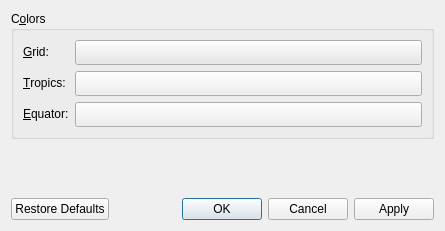
First picture: the form in src/plugins/render/graticule/GraticuleConfigWidget.ui, repository KDE/marble, before the edit.
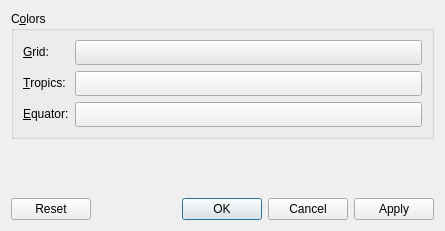
Second picture: the form after the edit.

Commit message: - Fixed minor bug in coordinate grid palette assign. - Changed RestoreDefaults->Reset to make it more consistent with KDE   dialogs.

```diff
--- a/src/plugins/render/graticule/GraticuleConfigWidget.ui
+++ b/src/plugins/render/graticule/GraticuleConfigWidget.ui
@@ -1402,7 +1402,7 @@
       <enum>Qt::Horizontal</enum>
      </property>
      <property name="standardButtons">
-      <set>QDialogButtonBox::Apply|QDialogButtonBox::Cancel|QDialogButtonBox::Ok|QDialogButtonBox::RestoreDefaults</set>
+      <set>QDialogButtonBox::Apply|QDialogButtonBox::Cancel|QDialogButtonBox::Ok|QDialogButtonBox::Reset</set>
      </property>
      <property name="centerButtons">
       <bool>false</bool>
```
The commit also changes 3 other files.
